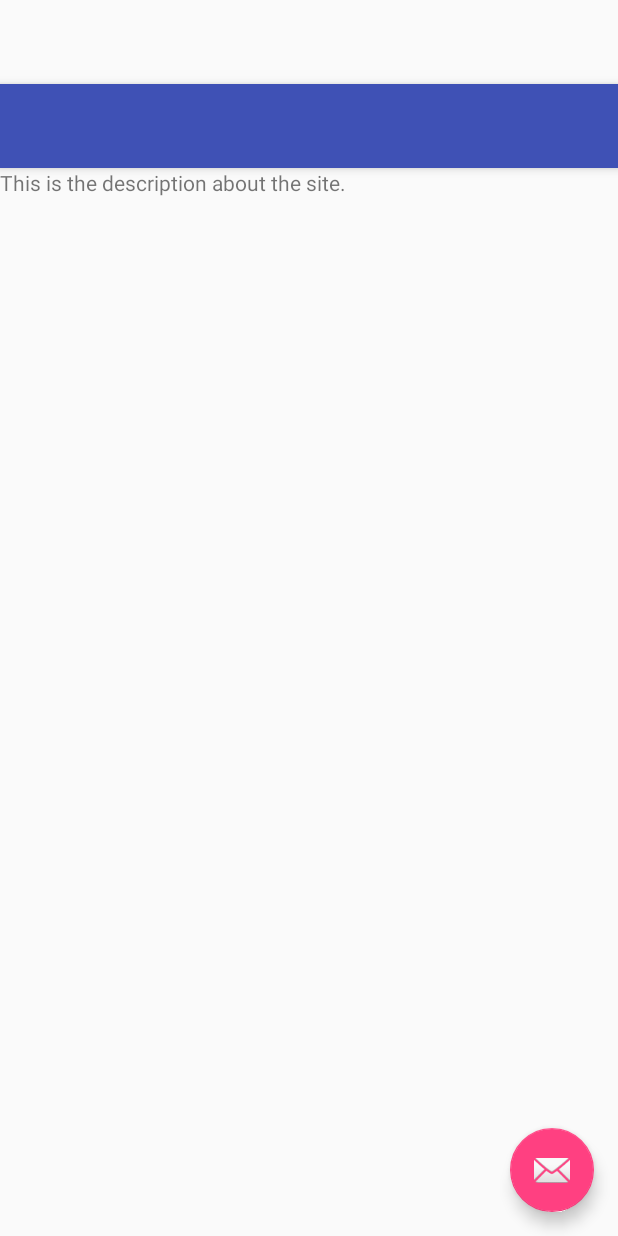
After one commit to TekEffekt/Frank-Lloyd-Wright-Trail-Android, an Android app: the layout activity_descripton.xml on its own in the app's theme, with its tools: preview values and no code run, on a phone screen of 412 x 824 dp. The commit adds this screen. Run offline under Robolectric (Android 15) with nearby library versions, the phone set to English and light mode, and no system bars.

Commit message:
Added a description activity

```diff
--- a/app/build.gradle
+++ b/app/build.gradle
@@ -28,4 +28,6 @@ dependencies {
     compile 'com.google.android.gms:play-services-gcm:9.0.2'
     compile 'com.google.android.gms:play-services-maps:9.0.2'
     compile 'com.google.android.gms:play-services-location:9.0.2'
+    compile 'com.android.support:cardview-v7:23.4.0'
+    compile 'com.google.android.gms:play-services-appindexing:9.0.2'
 }
--- /dev/null
+++ b/app/src/main/res/layout/activity_descripton.xml
@@ -0,0 +1,35 @@
+<?xml version="1.0" encoding="utf-8"?>
+<android.support.design.widget.CoordinatorLayout
+    xmlns:android="http://schemas.android.com/apk/res/android"
+    xmlns:app="http://schemas.android.com/apk/res-auto"
+    xmlns:tools="http://schemas.android.com/tools"
+    android:layout_width="match_parent"
+    android:layout_height="match_parent"
+    android:fitsSystemWindows="true"
+    tools:context=".DescriptonActivity">
+
+    <android.support.design.widget.AppBarLayout
+        android:layout_width="match_parent"
+        android:layout_height="wrap_content"
+        android:theme="@style/AppTheme.AppBarOverlay">
+
+        <android.support.v7.widget.Toolbar
+            android:id="@+id/toolbar"
+            android:layout_width="match_parent"
+            android:layout_height="?attr/actionBarSize"
+            android:background="?attr/colorPrimary"
+            app:popupTheme="@style/AppTheme.PopupOverlay"/>
+
+    </android.support.design.widget.AppBarLayout>
+
+    <include layout="@layout/content_descripton"/>
+
+    <android.support.design.widget.FloatingActionButton
+        android:id="@+id/fab"
+        android:layout_width="wrap_content"
+        android:layout_height="wrap_content"
+        android:layout_gravity="bottom|end"
+        android:layout_margin="@dimen/fab_margin"
+        android:src="@android:drawable/ic_dialog_email"/>
+
+</android.support.design.widget.CoordinatorLayout>
--- /dev/null
+++ b/app/src/main/res/layout/content_descripton.xml
@@ -0,0 +1,21 @@
+<?xml version="1.0" encoding="utf-8"?>
+<RelativeLayout
+    xmlns:android="http://schemas.android.com/apk/res/android"
+    xmlns:app="http://schemas.android.com/apk/res-auto"
+    xmlns:tools="http://schemas.android.com/tools"
+    android:layout_width="match_parent"
+    android:layout_height="match_parent"
+    app:layout_behavior="@string/appbar_scrolling_view_behavior"
+    tools:context=".DescriptonActivity"
+    tools:showIn="@layout/activity_descripton">
+        <ImageView
+            android:layout_width="match_parent"
+            android:layout_height="wrap_content"
+            android:id="@+id/picture"/>
+        <TextView
+            android:layout_width="match_parent"
+            android:layout_height="wrap_content"
+            android:text="This is the description about the site."
+            android:layout_below="@+id/picture"
+            android:id="@+id/description"/>
+</RelativeLayout>
--- a/app/src/main/res/values/strings.xml
+++ b/app/src/main/res/values/strings.xml
@@ -1,6 +1,7 @@
 <resources>
     <string name="app_name">Frank Lloyd Wright Trail</string>
     <string name="action_settings">Settings</string>
+    <string name="title_activity_descripton">Descripton</string>
 
 
 </resources>
--- a/app/src/main/res/values/styles.xml
+++ b/app/src/main/res/values/styles.xml
@@ -13,8 +13,8 @@
         <item name="windowNoTitle">true</item>
     </style>
 
-    <style name="AppTheme.AppBarOverlay" parent="ThemeOverlay.AppCompat.Dark.ActionBar" />
+    <style name="AppTheme.AppBarOverlay" parent="ThemeOverlay.AppCompat.Dark.ActionBar"/>
 
-    <style name="AppTheme.PopupOverlay" parent="ThemeOverlay.AppCompat.Light" />
+    <style name="AppTheme.PopupOverlay" parent="ThemeOverlay.AppCompat.Light"/>
 
 </resources>
```
Also changed, not shown: app/src/main/AndroidManifest.xml (+13 -5 lines), app/src/main/java/appfactory/edu/uwp/franklloydwrighttrail/DescriptonActivity.java (added, +66 -0 lines), app/src/main/java/appfactory/edu/uwp/franklloydwrighttrail/LocationSelectionActivity.java (+69 -13 lines).
